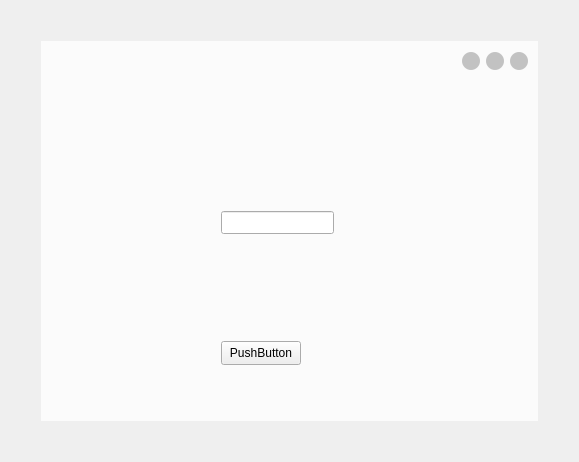
Above: Audio/framelessWidget.ui from Airwaves1/Audio-test before the change. Below: the same form after it.
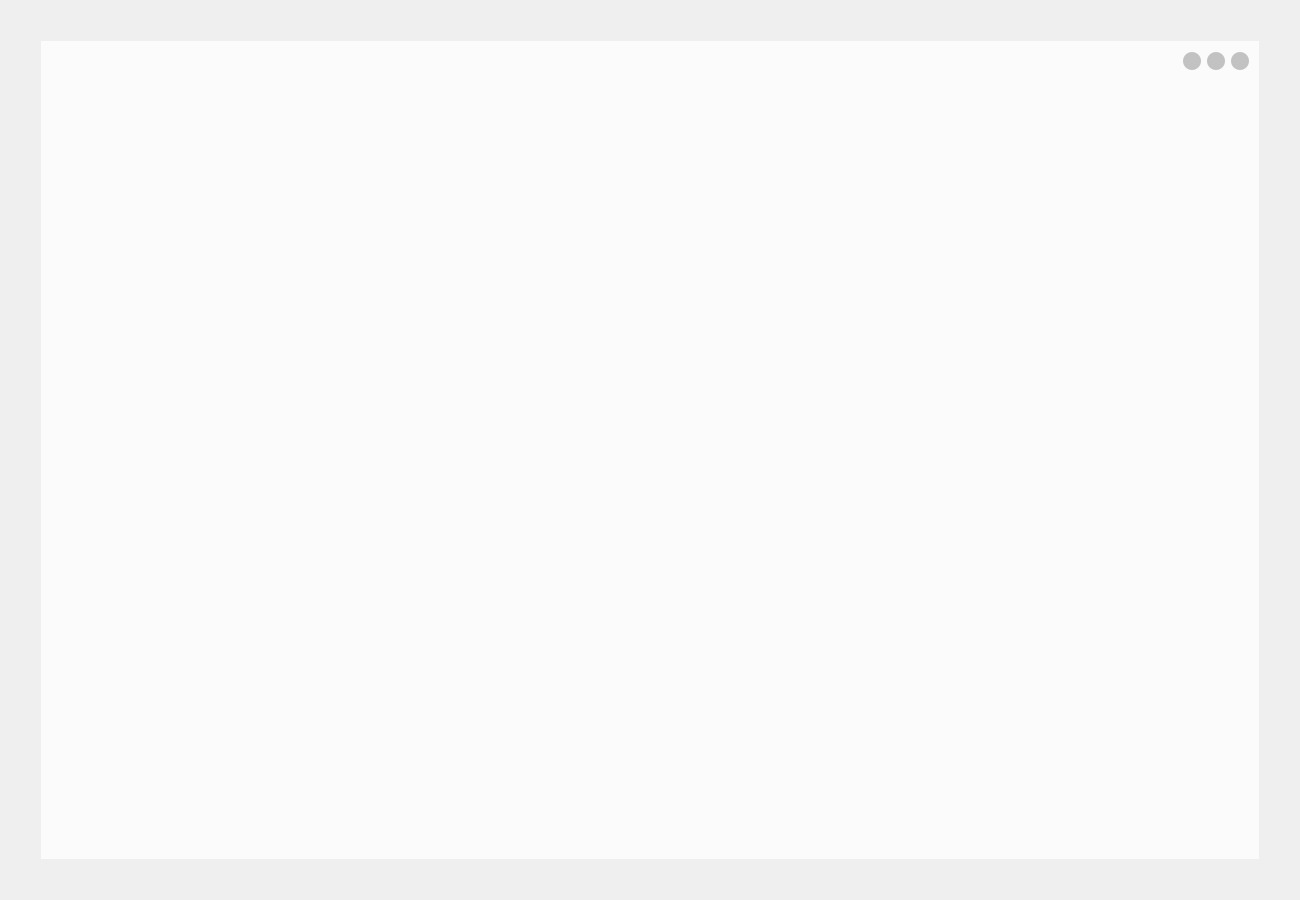
That is the form after the change. Icons and pictures are not drawn. Custom widgets are drawn as their Qt base class.

The edit to the form file:
```diff
--- a/Audio/framelessWidget.ui
+++ b/Audio/framelessWidget.ui
@@ -6,15 +6,24 @@
    <rect>
     <x>0</x>
     <y>0</y>
-    <width>579</width>
-    <height>462</height>
+    <width>1300</width>
+    <height>900</height>
    </rect>
   </property>
   <property name="windowTitle">
    <string>MainWindow</string>
   </property>
   <property name="styleSheet">
-   <string notr="true"/>
+   <string notr="true">*{
+	border:none;
+}
+QPushButton:hover {
+    border-color: #3498db; /* 鼠标悬停时的边框颜色 */
+}
+
+QPushButton:pressed {
+    background-color: #d5eaf2; /* 按下按钮时的背景颜色，非常浅的蓝色 */
+}</string>
   </property>
   <layout class="QGridLayout" name="gridLayout_2">
    <item row="0" column="0">
@@ -204,24 +213,115 @@
               <widget class="QPushButton" name="pushButton">
                <property name="geometry">
                 <rect>
-                 <x>180</x>
-                 <y>270</y>
-                 <width>80</width>
-                 <height>24</height>
+                 <x>30</x>
+                 <y>30</y>
+                 <width>50</width>
+                 <height>50</height>
                 </rect>
                </property>
+               <property name="styleSheet">
+                <string notr="true">QPushButton {
+	image: url(:/resource/image/user.png);
+    border-radius: 25px; /* 设置按钮为圆形，半径为按钮宽度的一半 */
+    width: 50px; /* 设置按钮的宽度 */
+    height: 50px; /* 设置按钮的高度 */
+
+    color: white; /* 设置文字颜色为白色 */
+    font-size: 16px; /* 设置文字大小 */
+    border: none; /* 去除按钮的边框 */
+}
+
+QPushButton:hover {
+    background-color: #d5eaf2; /* 按下按钮时的背景颜色，非常浅的蓝色 */
+}
+
+QPushButton:pressed {
+    background-color: #3498db; /* 按下按钮时的背景颜色，更深的蓝色 */
+}</string>
+               </property>
                <property name="text">
-                <string>PushButton</string>
+                <string/>
                </property>
               </widget>
-              <widget class="QtMaterialAutoComplete" name="lineEdit">
+              <widget class="QPushButton" name="pushButton_2">
                <property name="geometry">
                 <rect>
-                 <x>180</x>
-                 <y>140</y>
-                 <width>113</width>
-                 <height>23</height>
+                 <x>780</x>
+                 <y>700</y>
+                 <width>50</width>
+                 <height>50</height>
                 </rect>
+               </property>
+               <property name="styleSheet">
+                <string notr="true">image: url(:/resource/image/pre.png);</string>
+               </property>
+               <property name="text">
+                <string/>
+               </property>
+              </widget>
+              <widget class="QPushButton" name="pushButton_3">
+               <property name="geometry">
+                <rect>
+                 <x>890</x>
+                 <y>700</y>
+                 <width>50</width>
+                 <height>50</height>
+                </rect>
+               </property>
+               <property name="styleSheet">
+                <string notr="true">image: url(:/resource/image/pause.png);</string>
+               </property>
+               <property name="text">
+                <string/>
+               </property>
+              </widget>
+              <widget class="QPushButton" name="pushButton_4">
+               <property name="geometry">
+                <rect>
+                 <x>1000</x>
+                 <y>700</y>
+                 <width>50</width>
+                 <height>50</height>
+                </rect>
+               </property>
+               <property name="styleSheet">
+                <string notr="true">image: url(:/resource/image/next.png);</string>
+               </property>
+               <property name="text">
+                <string/>
+               </property>
+              </widget>
+              <widget class="QPushButton" name="pushButton_5">
+               <property name="geometry">
+                <rect>
+                 <x>650</x>
+                 <y>700</y>
+                 <width>50</width>
+                 <height>50</height>
+                </rect>
+               </property>
+               <property name="styleSheet">
+                <string notr="true">image: url(:/resource/image/dir.png);</string>
+               </property>
+               <property name="text">
+                <string/>
+               </property>
+              </widget>
+              <widget class="QPushButton" name="pushButton_6">
+               <property name="geometry">
+                <rect>
+                 <x>1110</x>
+                 <y>700</y>
+                 <width>50</width>
+                 <height>50</height>
+                </rect>
+               </property>
+               <property name="styleSheet">
+                <string notr="true">image: url(:/resource/image/next.png);
+image: url(:/resource/image/volume.png);</string>
+               </property>
+               <property name="text">
+                <string/>
                </property>
               </widget>
              </widget>
@@ -237,13 +337,6 @@
    </item>
   </layout>
  </widget>
- <customwidgets>
-  <customwidget>
-   <class>QtMaterialAutoComplete</class>
-   <extends>QLineEdit</extends>
-   <header location="global">qtmaterialautocomplete.h</header>
-  </customwidget>
- </customwidgets>
  <resources/>
  <connections/>
 </ui>
```
